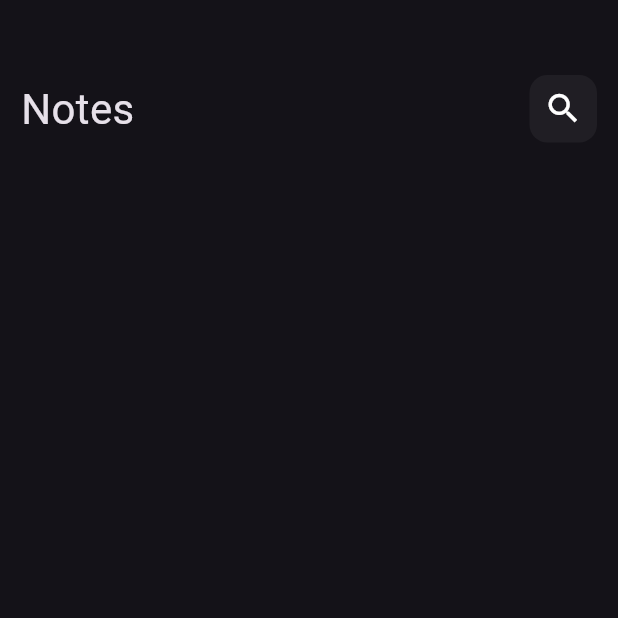
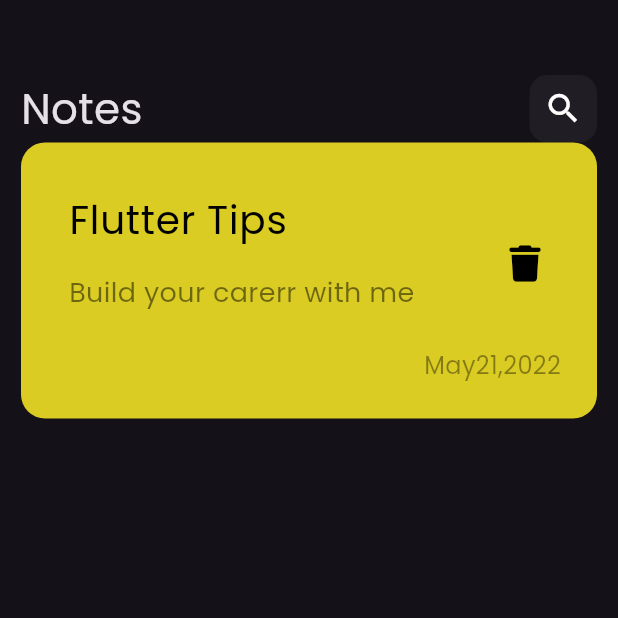
Before and after one commit to gerges46/note_app, a Flutter app: the screen it shows after launch, on a phone screen of 412 x 824 dp, the top half of it. Run offline on Flutter 3.47's test engine with Material 3 defaults, Android fonts, the phone set to English and light mode, and no system bars; our stand-ins replace font_awesome_flutter.

Commit message:
create custom note item

```diff
--- a/lib/main.dart
+++ b/lib/main.dart
@@ -12,6 +12,7 @@ class NotesApp extends StatelessWidget {
     return MaterialApp(
       theme: ThemeData(
         brightness: Brightness.dark,
+        fontFamily: 'Poppins',
       ),
       home: NotesView(),
     );
--- /dev/null
+++ b/lib/views/widgets/custom_note_item.dart
@@ -0,0 +1,36 @@
+import 'package:flutter/material.dart';
+import 'package:font_awesome_flutter/font_awesome_flutter.dart';
+
+class NoteItem extends StatelessWidget {
+  const NoteItem({super.key});
+
+  @override
+  Widget build(BuildContext context) {
+    return Container(
+      padding:const EdgeInsets.only(top: 24,bottom: 24,left: 16),
+      decoration: BoxDecoration(
+        color:const Color(0xffdbcc23),
+        borderRadius: BorderRadius.circular(16),
+      ),
+      child: Column(
+
+        crossAxisAlignment: CrossAxisAlignment.end,
+        children: [
+          ListTile(
+            title:const Text('Flutter Tips',style: TextStyle(color: Colors.black,fontSize: 26),),
+            subtitle: Padding(
+              padding: const EdgeInsets.only(top: 16,bottom: 16),
+              child: Text('Build your carerr with me',style: TextStyle(color: Colors.black.withOpacity(0.5),fontSize: 18)),
+            ),
+
+            trailing: IconButton(onPressed: (){}, icon:const Icon(FontAwesomeIcons.trash,color: Colors.black,size: 24,)),
+          ),
+          Padding(
+            padding: const EdgeInsets.only(right: 24),
+            child: Text('May21,2022',style: TextStyle(color: Colors.black.withOpacity(0.4),fontSize: 16)),
+          ),
+        ],
+      ),
+    );
+  }
+}
--- a/lib/views/widgets/notes_view_body.dart
+++ b/lib/views/widgets/notes_view_body.dart
@@ -1,5 +1,7 @@
 import 'package:flutter/material.dart';
 import 'package:note_app/views/widgets/custom_appbar.dart';
+
+import 'custom_note_item.dart';
 
 class NotesViewBody extends StatelessWidget {
   const NotesViewBody({super.key});
@@ -14,6 +16,7 @@ class NotesViewBody extends StatelessWidget {
           CustomAppbar(
 
           ),
+          NoteItem(),
         ],
       ),
     );
```
Also changed, not shown: pubspec.yaml (+6 -6 lines), assets/fonts/Poppins-Regular.ttf (added), pubspec.lock.
